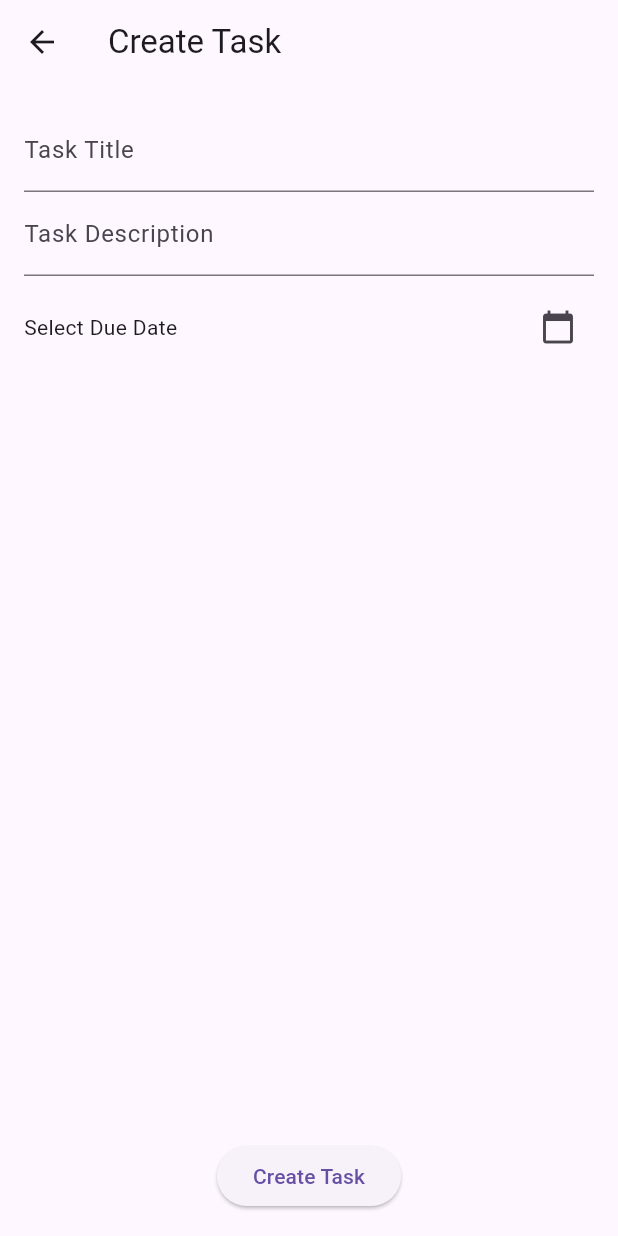
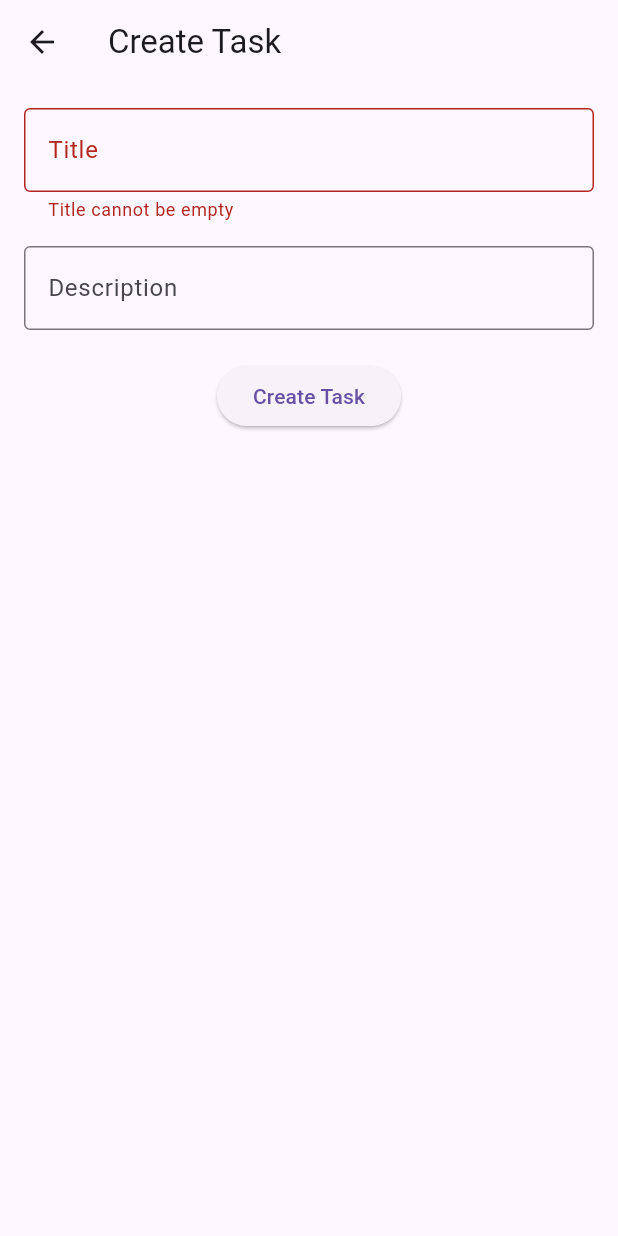
Before and after one commit to Mr-Roma/Task-Management-App, a Flutter app: the CreateTaskPage screen opened by its route, after a tap on "Create Task", on a phone screen of 412 x 824 dp. Run offline on Flutter 3.47's test engine with Material 3 defaults, Android fonts, the phone set to English and light mode, and no system bars; our stand-ins replace cloud_firestore, firebase_core; accounts and stored records are empty.

Commit message:
link to the firebase and add the tasks functionalities

```diff
--- a/lib/domain/entities/task_entity.dart
+++ b/lib/domain/entities/task_entity.dart
@@ -1,11 +1,11 @@
 class TaskEntity {
-  final String id;
+  final String id; // Firestore Document ID
   final String title;
   final String description;
   final DateTime createdDate;
   final DateTime dueDate;
-  final String status;
-  final String priority;
+  final String status; // e.g., "TODO", "In Progress", "Done"
+  final String priority; // e.g., "Low", "Medium", "High"
 
   TaskEntity({
     required this.id,
@@ -16,4 +16,34 @@ class TaskEntity {
     required this.status,
     required this.priority,
   });
+
+  // Convert to JSON for Firestore
+  Map<String, dynamic> toJson() {
+    return {
+      'id': id,
+      'title': title,
+      'description': description,
+      'createdDate': createdDate.toIso8601String(),
+      'dueDate': dueDate.toIso8601String(),
+      'status': status,
+      'priority': priority,
+    };
+  }
+
+  factory TaskEntity.fromJson(Map<String, dynamic> json) {
+    return TaskEntity(
+      id: json['id'] ?? '', // Provide a default empty string for null id
+      title: json['title'] ?? 'Untitled Task', // Provide a default title
+      description:
+          json['description'] ?? 'No description', // Default description
+      createdDate: json['createdDate'] != null
+          ? DateTime.parse(json['createdDate'])
+          : DateTime.now(), // Default to current time
+      dueDate: json['dueDate'] != null
+          ? DateTime.parse(json['dueDate'])
+          : DateTime.now(), // Default to current time
+      status: json['status'] ?? 'TODO', // Default status
+      priority: json['priority'] ?? 'Medium', // Default priority
+    );
+  }
 }
--- a/lib/presentation/pages/create_task_page.dart
+++ b/lib/presentation/pages/create_task_page.dart
@@ -1,82 +1,73 @@
 import 'package:flutter/material.dart';
 import 'package:provider/provider.dart';
+import 'package:uuid/uuid.dart'; // Ensure you import this package
+import '../providers/task_provider.dart';
 import '../../domain/entities/task_entity.dart';
-import '../providers/task_provider.dart';
 
-class CreateTaskPage extends StatefulWidget {
-  @override
-  _CreateTaskPageState createState() => _CreateTaskPageState();
-}
-
-class _CreateTaskPageState extends State<CreateTaskPage> {
+class CreateTaskPage extends StatelessWidget {
+  final _formKey = GlobalKey<FormState>();
   final _titleController = TextEditingController();
   final _descriptionController = TextEditingController();
-  DateTime? _dueDate;
 
   @override
   Widget build(BuildContext context) {
     return Scaffold(
-      appBar: AppBar(title: Text('Create Task')),
+      appBar: AppBar(title: const Text('Create Task')),
       body: Padding(
         padding: const EdgeInsets.all(16.0),
+        child: Form(
+          key: _formKey,
           child: Column(
+            crossAxisAlignment: CrossAxisAlignment.start,
             children: [
-            TextField(
+              TextFormField(
                 controller: _titleController,
-              decoration: InputDecoration(labelText: 'Task Title'),
+                decoration: const InputDecoration(
+                  labelText: 'Title',
+                  border: OutlineInputBorder(),
                 ),
-            TextField(
+                validator: (value) => value == null || value.isEmpty
+                    ? 'Title cannot be empty'
+                    : null,
+              ),
+              const SizedBox(height: 16),
+              TextFormField(
                 controller: _descriptionController,
-              decoration: InputDecoration(labelText: 'Task Description'),
+                decoration: const InputDecoration(
+                  labelText: 'Description',
+                  border: OutlineInputBorder(),
                 ),
-            SizedBox(height: 10),
-            Row(
-              children: [
-                Text(_dueDate != null
-                    ? 'Due Date: ${_dueDate.toString()}'
-                    : 'Select Due Date'),
-                Spacer(),
-                IconButton(
-                  icon: Icon(Icons.calendar_today),
-                  onPressed: () async {
-                    final pickedDate = await showDatePicker(
-                      context: context,
-                      initialDate: DateTime.now(),
-                      firstDate: DateTime.now(),
-                      lastDate: DateTime(2100),
+              ),
+              const SizedBox(height: 20),
+              Center(
+                child: ElevatedButton(
+                  onPressed: () {
+                    if (_formKey.currentState!.validate()) {
+                      final newTask = TaskEntity(
+                        id: const Uuid().v4(), // Generate a unique ID
+                        title: _titleController.text,
+                        description: _descriptionController.text,
+                        createdDate: DateTime.now(),
+                        dueDate: DateTime.now().add(const Duration(days: 7)),
+                        status: 'pending',
+                        priority: 'low',
                       );
-                    setState(() {
-                      _dueDate = pickedDate;
+
+                      Provider.of<TaskProvider>(context, listen: false)
+                          .addTask(newTask)
+                          .then((_) => Navigator.pop(context))
+                          .catchError((error) {
+                        ScaffoldMessenger.of(context).showSnackBar(
+                          SnackBar(content: Text('Error: $error')),
+                        );
                       });
+                    }
                   },
+                  child: const Text('Create Task'),
+                ),
               ),
             ],
           ),
-            Spacer(),
-            ElevatedButton(
-              onPressed: () {
-                if (_titleController.text.isNotEmpty &&
-                    _descriptionController.text.isNotEmpty &&
-                    _dueDate != null) {
-                  final task = TaskEntity(
-                    id: DateTime.now().toString(),
-                    title: _titleController.text,
-                    description: _descriptionController.text,
-                    createdDate: DateTime.now(),
-                    dueDate: _dueDate!,
-                    status: 'TODO',
-                    priority: 'MEDIUM',
-                  );
-
-                  Provider.of<TaskProvider>(context, listen: false)
-                      .addTask(task);
-
-                  Navigator.pop(context);
-                }
-              },
-              child: Text('Create Task'),
-            ),
-          ],
         ),
       ),
     );
--- a/pubspec.yaml
+++ b/pubspec.yaml
@@ -7,9 +7,12 @@ environment:
   sdk: ">=3.4.3 <4.0.0"
 
 dependencies:
+  cloud_firestore: ^5.5.0
+  firebase_core: ^3.8.0
   flutter:
     sdk: flutter
   provider: ^6.1.2
+  uuid: ^4.5.1
 
 dev_dependencies:
   flutter_lints: ^3.0.0
```
Also changed, not shown: lib/main.dart (+8 -3 lines), lib/presentation/pages/home_page.dart (+31 -12 lines), lib/presentation/pages/update_task_page.dart (+27 -62 lines), lib/presentation/providers/task_provider.dart (+40 -15 lines), firebase.json (added), lib/firebase_options.dart (added), pubspec.lock, 7 other files. Lines whose indentation alone changed are shown as unchanged.
